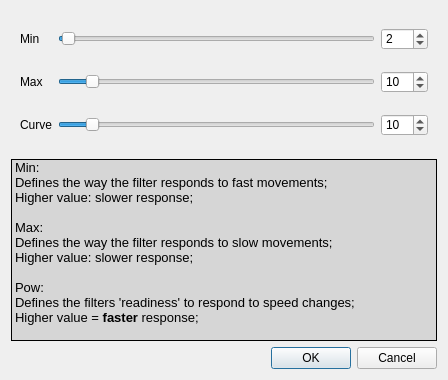
opentrack/opentrack, file ftnoir_filter_ewma2/ftnoir_ewma_filtercontrols.ui: the form before one commit.
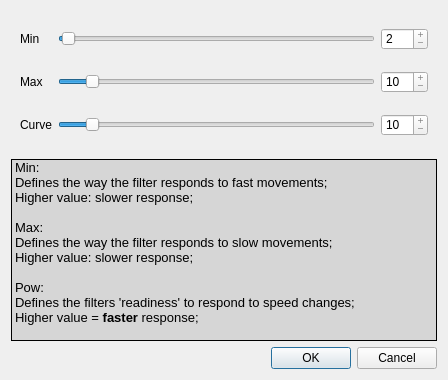
The form after the commit. Icons and pictures are not drawn.

Commit message: show exact slider value in now-read-only spinboxes.

What changed in the file:
```diff
--- a/ftnoir_filter_ewma2/ftnoir_ewma_filtercontrols.ui
+++ b/ftnoir_filter_ewma2/ftnoir_ewma_filtercontrols.ui
@@ -100,6 +100,12 @@
         <property name="styleSheet">
          <string notr="true">background:none;</string>
         </property>
+        <property name="readOnly">
+         <bool>true</bool>
+        </property>
+        <property name="buttonSymbols">
+         <enum>QAbstractSpinBox::PlusMinus</enum>
+        </property>
         <property name="minimum">
          <number>1</number>
         </property>
@@ -169,6 +175,12 @@
         <property name="styleSheet">
          <string notr="true">background:none;</string>
         </property>
+        <property name="readOnly">
+         <bool>true</bool>
+        </property>
+        <property name="buttonSymbols">
+         <enum>QAbstractSpinBox::PlusMinus</enum>
+        </property>
         <property name="minimum">
          <number>1</number>
         </property>
@@ -238,6 +250,12 @@
         <property name="styleSheet">
          <string notr="true">background:none;</string>
         </property>
+        <property name="readOnly">
+         <bool>true</bool>
+        </property>
+        <property name="buttonSymbols">
+         <enum>QAbstractSpinBox::PlusMinus</enum>
+        </property>
         <property name="maximum">
          <number>100</number>
         </property>
```
Left out of the diff: 51 changed lines with no effect on the pictures.
